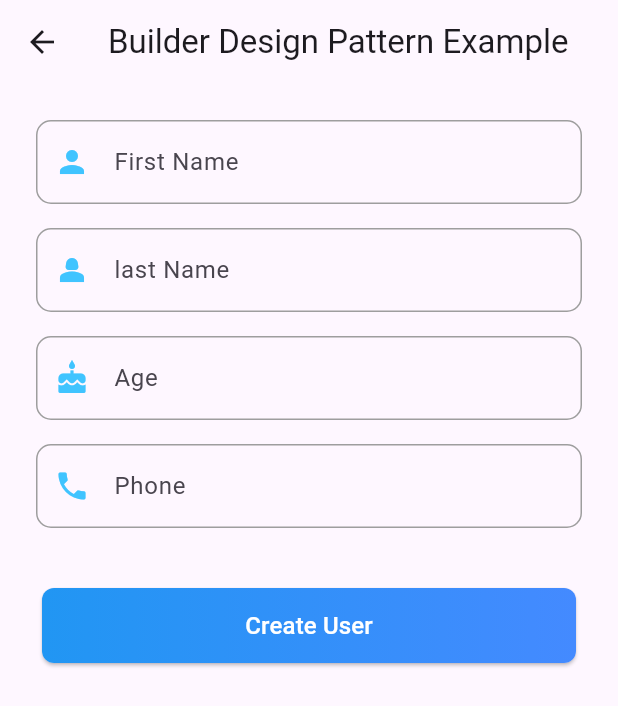
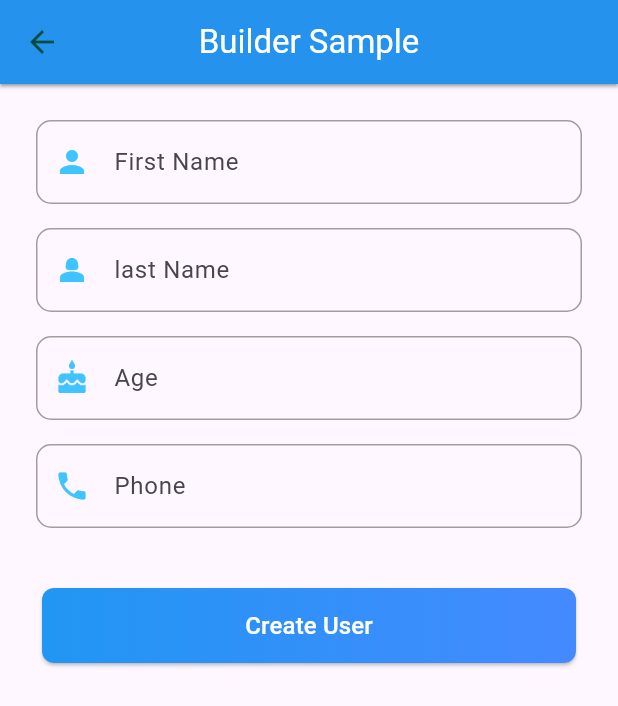
Before and after one commit to Sprints-Flutter-Bootcamp/designer, a Flutter app: the screen it shows after launch, after a tap on "Builder Pattern", on a phone screen of 412 x 824 dp. Shown: the top 706 px of the screen. Run offline on Flutter 3.47's test engine with Material 3 defaults, Android fonts, the phone set to English and light mode, and no system bars; accounts and stored records are empty.

```diff
--- a/lib/builder_pattern/builder_sample.dart
+++ b/lib/builder_pattern/builder_sample.dart
@@ -1,4 +1,5 @@
 import 'package:designer/builder_pattern/user_class.dart';
+import 'package:designer/widgets/my_app_bar.dart';
 import 'package:designer/widgets/my_button.dart';
 import 'package:designer/widgets/my_text_field.dart';
 import 'package:flutter/material.dart';
@@ -46,7 +47,7 @@ class _BuilderSampleState extends State<BuilderSample> {
   @override
   Widget build(BuildContext context) {
     return Scaffold(
-      appBar: AppBar(title: Text("Builder Design Pattern Example")),
+      appBar: myAppBar(context, "Builder Sample"),
       body: Padding(
         padding: EdgeInsets.all(16.0),
         child: Column(
--- a/lib/builder_pattern/user_class.dart
+++ b/lib/builder_pattern/user_class.dart
@@ -38,7 +38,10 @@ class UserBuilder {
   }
 
   User build() {
-    if (firstName == null || lastName == null) {
+    if (firstName == null ||
+        lastName == null ||
+        firstName == "" ||
+        lastName == "") {
       throw Exception("First name and Last name are required");
     }
     return User(this);
--- a/lib/factory_pattern/shape_factory.dart
+++ b/lib/factory_pattern/shape_factory.dart
@@ -1,5 +1,3 @@
-// shape_factory.dart
-
 abstract class Shape {
   String revealMe();
 }
--- a/lib/factory_pattern/shape_sample.dart
+++ b/lib/factory_pattern/shape_sample.dart
@@ -1,4 +1,5 @@
 import 'package:designer/factory_pattern/shape_factory.dart';
+import 'package:designer/widgets/my_app_bar.dart';
 import 'package:designer/widgets/my_button.dart';
 import 'package:flutter/material.dart';
 
@@ -26,7 +27,7 @@ class _ShapeSampleState extends State<ShapeSample> {
   @override
   Widget build(BuildContext context) {
     return Scaffold(
-      appBar: AppBar(title: Text("Factory Pattern Example")),
+      appBar: myAppBar(context, "Factory Sample"),
       body: Center(
         child: Column(
           mainAxisAlignment: MainAxisAlignment.center,
--- a/lib/home_page.dart
+++ b/lib/home_page.dart
@@ -11,7 +11,7 @@ class HomePage extends StatelessWidget {
   @override
   Widget build(BuildContext context) {
     return Scaffold(
-      appBar: myAppBar(context, "Users Management App"),
+      appBar: myAppBar(context, "Patterns Designer"),
       body: Column(
         mainAxisAlignment: MainAxisAlignment.center,
         crossAxisAlignment: CrossAxisAlignment.center,
```
Also changed, not shown: r-builder/r-builder-1.png (added), r-builder/r-builder-2.png (added), r-factory/r-factory-1.png (added), r-factory/r-factory-2.png (added), r-factory/r-factory-3.png (added), r-homepage.png (added), r-singleton/r-singleton-1.png (added), r-singleton/r-singleton-2.png (added), r-singleton/r-singleton-3.png (added), 1 other file.
